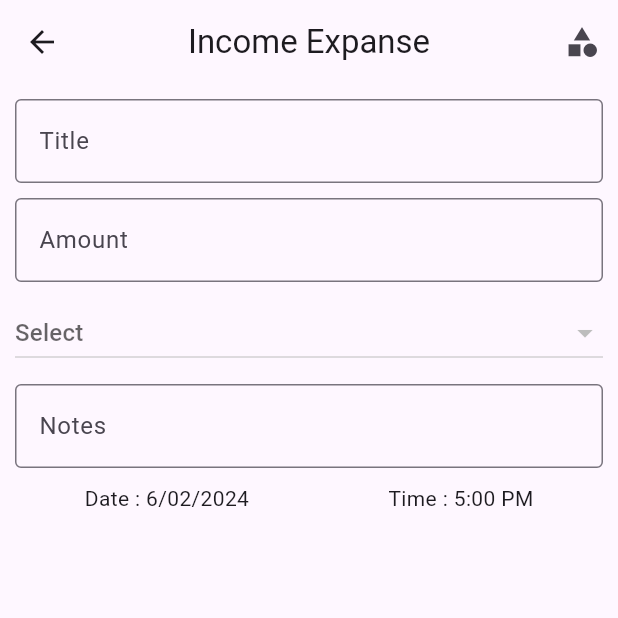
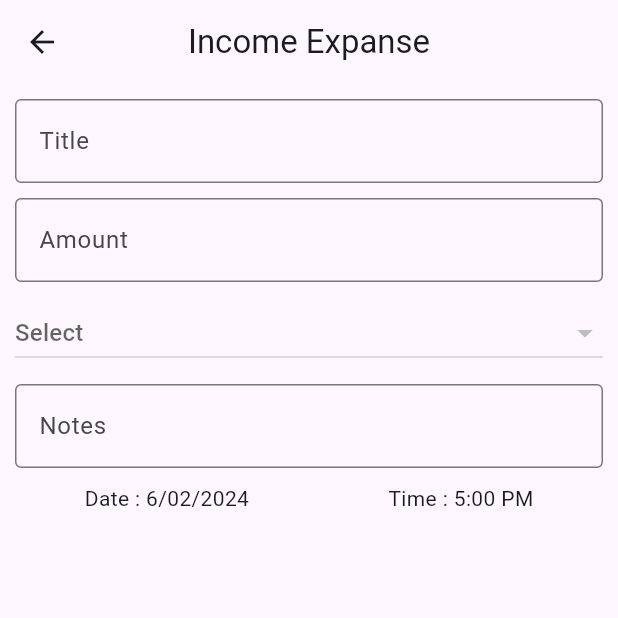
Before and after one commit to HarshilMoradiya1244/data_base_app, a Flutter app: the screen it shows after launch, after a tap on the "add" icon, on a phone screen of 412 x 824 dp, the top half of it. Run offline on Flutter 3.47's test engine with Material 3 defaults, Android fonts, the phone set to English and light mode, and no system bars; our stand-ins replace get, sqflite; missing offline and left inert: dart:ffi; accounts and stored records are empty.

```diff
--- a/lib/screen/dash/controller/dash_controller.dart
+++ b/lib/screen/dash/controller/dash_controller.dart
@@ -1,5 +1,7 @@
+import 'package:flutter/cupertino.dart';
 import 'package:get/get.dart';
 
 class DashController extends GetxController {
   RxInt stepIndex = 0.obs;
+  Rx<PageController> pageController = PageController(initialPage: 0).obs;
 }
--- a/lib/screen/dash/view/dash_screen.dart
+++ b/lib/screen/dash/view/dash_screen.dart
@@ -1,7 +1,8 @@
+import 'dart:ffi';
+
 import 'package:data_base/screen/dash/controller/dash_controller.dart';
 import 'package:data_base/screen/home/view/home_screen.dart';
 import 'package:data_base/screen/graph/view/graph_screen.dart';
-import 'package:data_base/screen/data_add/view/incomeexpense_screen.dart';
 import 'package:data_base/screen/setting/view/setting_screen.dart';
 import 'package:flutter/material.dart';
 import 'package:get/get.dart';
@@ -16,7 +17,7 @@ class DashScreen extends StatefulWidget {
 class _DashScreenState extends State<DashScreen> {
   DashController controller = Get.put(DashController());
 
-  List screen = [
+  List<Widget> screen = [
     const HomeScreen(),
     const GraphScreen(),
     const SettingScreen(),
@@ -26,7 +27,14 @@ class _DashScreenState extends State<DashScreen> {
   Widget build(BuildContext context) {
     return SafeArea(
       child: Scaffold(
-        body: Obx(() => screen[controller.stepIndex.value]),
+        body: Obx(() => PageView(
+          controller: controller.pageController.value,
+          onPageChanged: (value) {
+            screen[controller.stepIndex.value];
+          },
+          children: screen,
+        )),
+
         bottomNavigationBar: NavigationBar(
           selectedIndex: controller.stepIndex.value,
           destinations: const [
--- a/lib/screen/data_add/view/incomeexpense_screen.dart
+++ b/lib/screen/data_add/view/incomeexpense_screen.dart
@@ -29,13 +29,7 @@ class _IncomeExpenseScreenState extends State<IncomeExpenseScreen> {
         appBar: AppBar(
           centerTitle: true,
           title: const Text("Income Expanse"),
-          actions: [
-            IconButton(
-                onPressed: () {
-                  Get.toNamed("category");
-                },
-                icon: const Icon(Icons.category))
-          ],
+
         ),
         body: Padding(
           padding: const EdgeInsets.all(10.0),
```
Also changed, not shown: lib/screen/home/view/home_screen.dart (+55 -4 lines).
